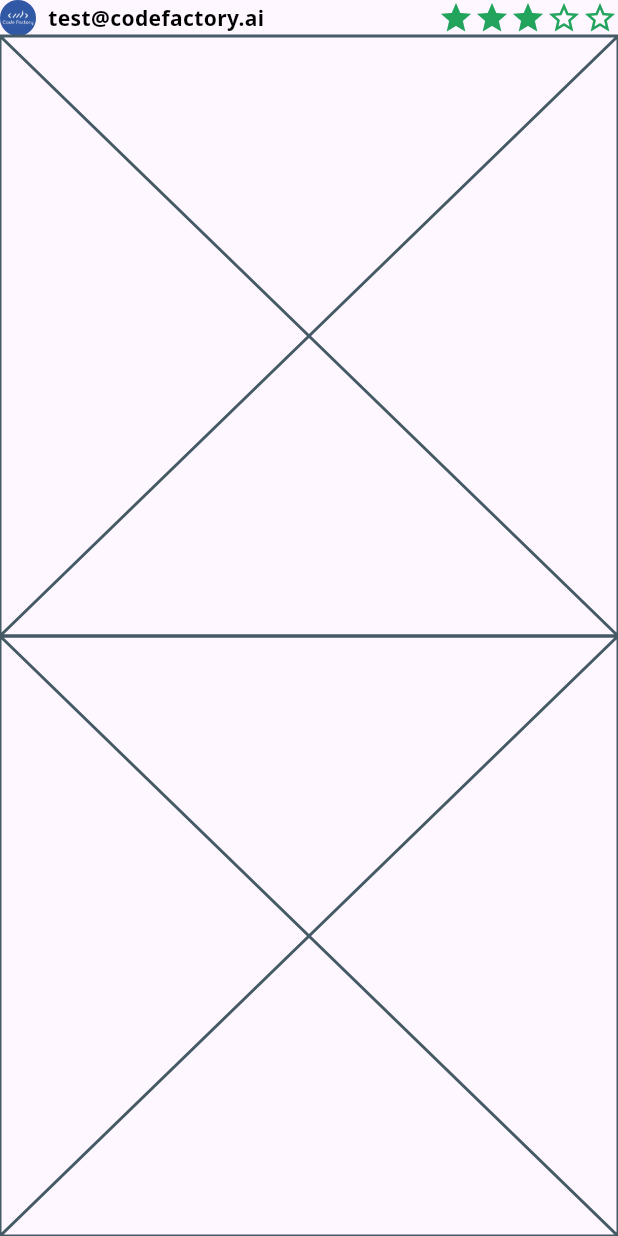
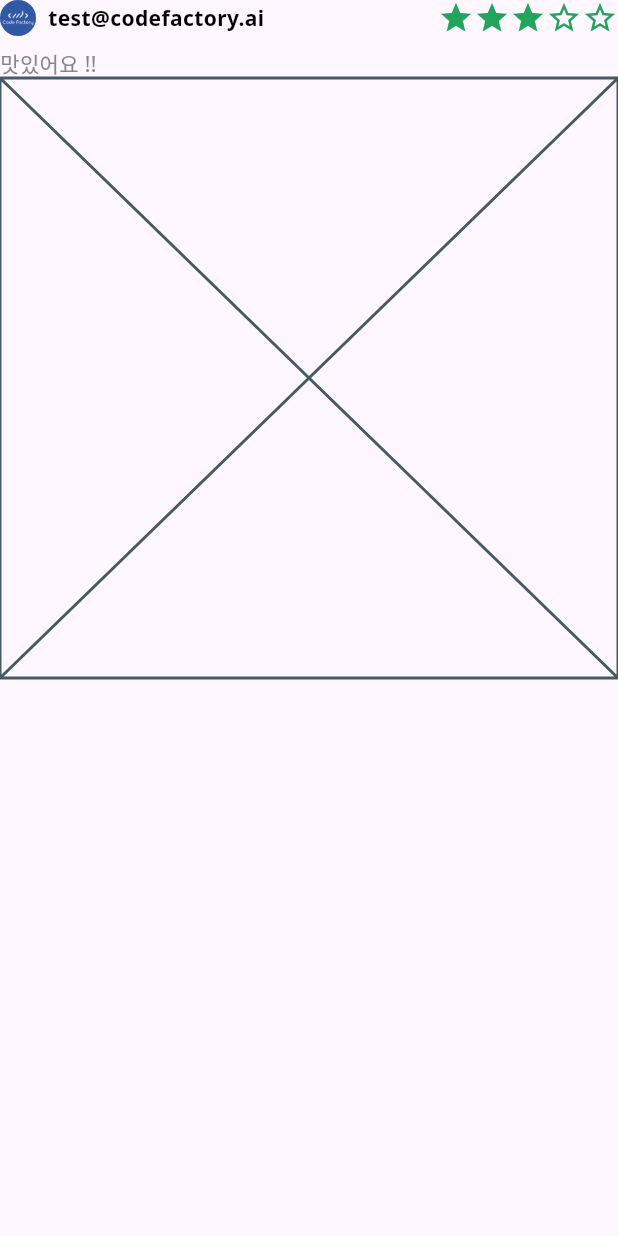
Before and after one commit to wonyong-park/study_codefactory_app, a Flutter app: the RatingCard widget shown alone on an empty page, opened directly, on a phone screen of 412 x 824 dp. Run offline on Flutter 3.47's test engine with Material 3 defaults, Android fonts, the phone set to English and light mode, and no system bars; our stand-ins replace dio, flutter_riverpod, flutter_secure_storage, retrofit, skeletons; accounts and stored records are empty; generated files the repository leaves out were written again; network calls fail.

Commit message:
RatingCardBody 생성

```diff
--- a/lib/rating/component/rating_card.dart
+++ b/lib/rating/component/rating_card.dart
@@ -35,7 +35,12 @@ class RatingCard extends StatelessWidget {
           email: email,
           rating: rating,
         ),
-        _Body(),
+        const SizedBox(
+          height: 8.0,
+        ),
+        _Body(
+          content: content,
+        ),
         _Images(),
       ],
     );
@@ -92,11 +97,28 @@ class _Header extends StatelessWidget {
 }
 
 class _Body extends StatelessWidget {
-  const _Body({Key? key}) : super(key: key);
+  final String content;
+
+  const _Body({
+    required this.content,
+    Key? key,
+  }) : super(key: key);
 
   @override
   Widget build(BuildContext context) {
-    return const Placeholder();
+    return Row(
+      children: [
+        Flexible(
+          child: Text(
+            content,
+            style: TextStyle(
+              color: BODY_TEXT_COLOR,
+              fontSize: 14.0,
+            ),
+          ),
+        ),
+      ],
+    );
   }
 }
 
```
